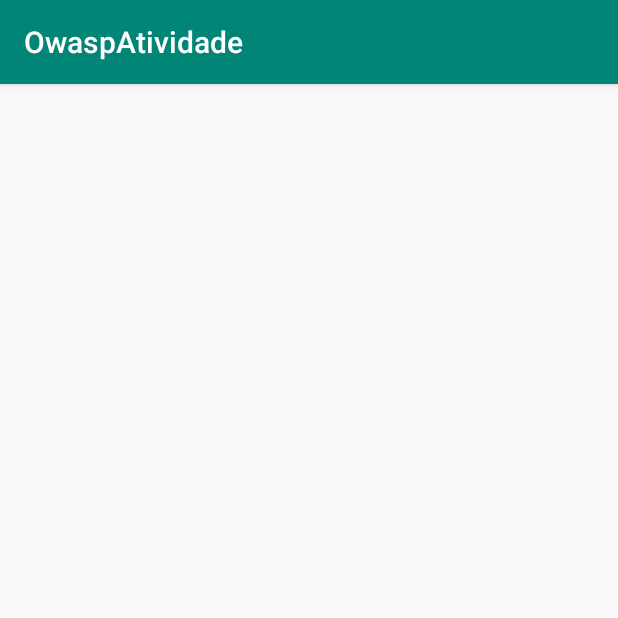
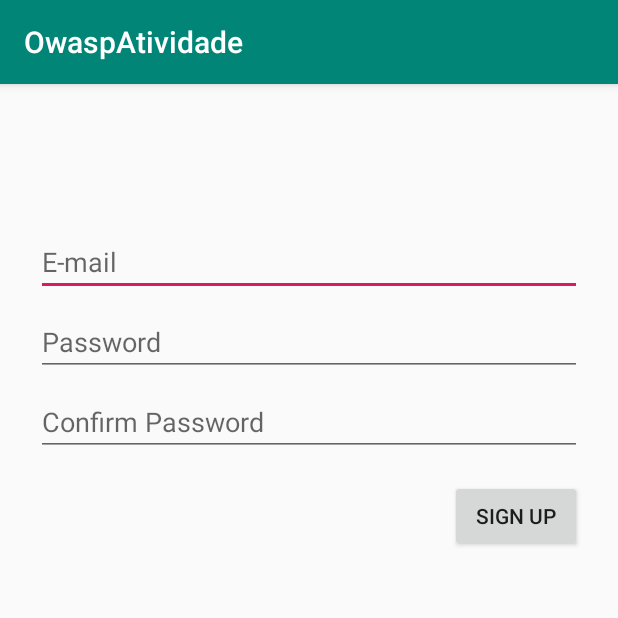
Before and after one commit to hthenrique/OWASPteste, an Android app: the SignUpActivity screen opened directly, with no data from a screen before it, on a phone screen of 412 x 824 dp, the top half of it. Run offline under Robolectric (Android 15) with nearby library versions, the phone set to English and light mode, and no system bars.

Commit message:
sign up tela

```diff
--- a/app/src/main/res/layout/activity_sign_up.xml
+++ b/app/src/main/res/layout/activity_sign_up.xml
@@ -6,4 +6,63 @@
     android:layout_height="match_parent"
     tools:context=".signup.SignUpActivity">
 
+    <EditText
+        android:id="@+id/editTextEmail"
+        android:layout_width="0dp"
+        android:layout_height="wrap_content"
+        android:layout_marginStart="24dp"
+        android:layout_marginLeft="24dp"
+        android:layout_marginTop="96dp"
+        android:layout_marginEnd="24dp"
+        android:layout_marginRight="24dp"
+        android:ems="10"
+        android:hint="E-mail"
+        android:inputType="textPersonName"
+        app:layout_constraintEnd_toEndOf="parent"
+        app:layout_constraintStart_toStartOf="parent"
+        app:layout_constraintTop_toTopOf="parent" />
+
+    <EditText
+        android:id="@+id/editText3"
+        android:layout_width="0dp"
+        android:layout_height="wrap_content"
+        android:layout_marginStart="24dp"
+        android:layout_marginLeft="24dp"
+        android:layout_marginTop="8dp"
+        android:layout_marginEnd="24dp"
+        android:layout_marginRight="24dp"
+        android:ems="10"
+        android:hint="Password"
+        android:inputType="textPassword"
+        app:layout_constraintEnd_toEndOf="parent"
+        app:layout_constraintStart_toStartOf="parent"
+        app:layout_constraintTop_toBottomOf="@+id/editTextEmail" />
+
+    <EditText
+        android:id="@+id/editText4"
+        android:layout_width="0dp"
+        android:layout_height="wrap_content"
+        android:layout_marginStart="24dp"
+        android:layout_marginLeft="24dp"
+        android:layout_marginTop="8dp"
+        android:layout_marginEnd="24dp"
+        android:layout_marginRight="24dp"
+        android:ems="10"
+        android:hint="Confirm Password"
+        android:inputType="textPassword"
+        app:layout_constraintEnd_toEndOf="parent"
+        app:layout_constraintStart_toStartOf="parent"
+        app:layout_constraintTop_toBottomOf="@+id/editText3" />
+
+    <Button
+        android:id="@+id/btnSignUp"
+        android:layout_width="wrap_content"
+        android:layout_height="wrap_content"
+        android:layout_marginTop="16dp"
+        android:layout_marginEnd="24dp"
+        android:layout_marginRight="24dp"
+        android:text="Sign Up"
+        app:layout_constraintEnd_toEndOf="parent"
+        app:layout_constraintTop_toBottomOf="@+id/editText4" />
+
 </androidx.constraintlayout.widget.ConstraintLayout>
```
